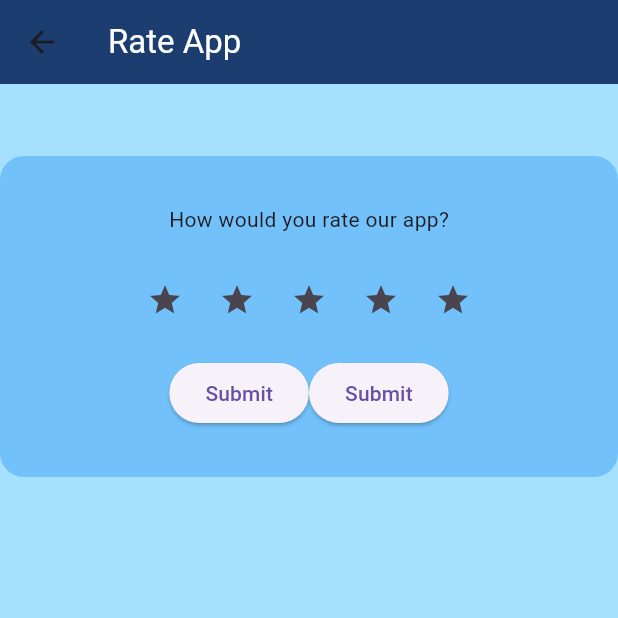
After one commit to bastqq/flutter_homework, a Flutter app: the RateAppScreen screen opened by its route, on a phone screen of 412 x 824 dp, the top half of it. The commit adds this screen. Run offline on Flutter 3.47's test engine with Material 3 defaults, Android fonts, the phone set to English and light mode, and no system bars; our stand-ins replace flutter_bloc, go_router.

Commit message:
feat-FLAB-19 hw p1

```diff
--- a/lib/lesson_14/route_paths.dart
+++ b/lib/lesson_14/route_paths.dart
@@ -8,4 +8,5 @@ abstract class RoutePaths {
   static const String blockScreen = '/widgets/block_BLOCK';
   static const String cubitScreen = '/widgets/block_CUBIT';
   static const String stateManagementScreen = '/widgets/STATE_MANAGMENT';
+  static const String rateScreen = '/rateapp';
 }
--- a/lib/lesson_14/router.dart
+++ b/lib/lesson_14/router.dart
@@ -4,6 +4,7 @@ import 'package:flutter_homework/lesson_13/homework_lesson_13.dart';
 import 'package:flutter_homework/lesson_18/homework_%D1%81ubit/homework_cubit_screen.dart';
 import 'package:flutter_homework/lesson_18/homework_bloc/homework_bloc_screen.dart';
 import 'package:flutter_homework/lesson_18/state_managment_base_screen.dart';
+import 'package:flutter_homework/lesson_19/screens/rate_app_screen.dart';
 import 'package:flutter_homework/main.dart';
 import 'package:flutter_homework/widgets_main_screen.dart';
 import 'package:go_router/go_router.dart';
@@ -15,6 +16,11 @@ final GoRouter router = GoRouter(
       name: 'home',
       builder: (context, state) => const HomeScreen(),
       routes: [
+        GoRoute(
+          path: '/rateapp',
+          name: 'RateScreen',
+          builder: (context, state) => const RateAppScreen(),
+        ),
         GoRoute(
           path: '/widgets',
           name: 'widgets',
--- /dev/null
+++ b/lib/lesson_19/screens/rate_app_screen.dart
@@ -0,0 +1,84 @@
+import 'package:flutter/material.dart';
+
+class RateAppScreen extends StatefulWidget {
+  const RateAppScreen({super.key});
+
+  @override
+  State<RateAppScreen> createState() => _RateAppScreenState();
+}
+
+class _RateAppScreenState extends State<RateAppScreen> {
+  @override
+  Widget build(BuildContext context) {
+    return Scaffold(
+      backgroundColor: const Color.fromRGBO(165, 224, 255, 1),
+      appBar: AppBar(
+        title: Text('Rate App', style: TextStyle(color: Colors.white)),
+
+        backgroundColor: const Color.fromRGBO(27, 61, 112, 1),
+      ),
+      body: Padding(
+        padding: const EdgeInsets.only(top: 48.0),
+        child: Container(
+          decoration: BoxDecoration(
+            borderRadius: BorderRadius.circular(16.0),
+
+            color: Color.fromRGBO(114, 193, 250, 1),
+          ),
+          height: 214,
+          child: Column(
+            spacing: 24.0,
+            children: [
+              Padding(
+                padding: const EdgeInsets.only(top: 32.0),
+                child: Text('How would you rate our app?'),
+              ),
+
+              Builder(
+                builder: (BuildContext context) {
+                  return Expanded(
+                    child: Row(
+                      mainAxisAlignment: MainAxisAlignment.center,
+                      children: List.generate(5, (index) {
+                        return IconButton(
+                          icon: Icon(
+                            Icons.star,
+                            //  index < state.rating ? Icons.star : Icons.star_border,
+                          ),
+                          onPressed: () {
+                            // context.read<RatingCubit>().setRating(index + 1);
+                          },
+                        );
+                      }),
+                    ),
+                  );
+                },
+              ),
+
+              Padding(
+                padding: const EdgeInsets.only(bottom: 32.0),
+                child: Row(
+                  mainAxisAlignment: MainAxisAlignment.center,
+                  children: [
+                    ElevatedButton(
+                      child: Text('Submit'),
+                      onPressed: () {
+                        // context.read<RatingCubit>().submitRating();
+                      },
+                    ),
+                    ElevatedButton(
+                      onPressed: () {
+                        //context.read<RatingCubit>().submitRating();
+                      },
+                      child: Text('Submit'),
+                    ),
+                  ],
+                ),
+              ),
+            ],
+          ),
+        ),
+      ),
+    );
+  }
+}
--- a/lib/main.dart
+++ b/lib/main.dart
@@ -31,6 +31,10 @@ class HomeScreen extends StatelessWidget {
           crossAxisAlignment: CrossAxisAlignment.stretch,
           children: [
             FeatureCard(title: 'Widgetss', onTap: () => context.go('/widgets')),
+            FeatureCard(
+              title: 'Rating App',
+              onTap: () => context.goNamed('RateScreen'),
+            ),
           ],
         ),
       ),
```
Also changed, not shown: lib/lesson_19/bloc/rate_app_cubit.dart (added).
